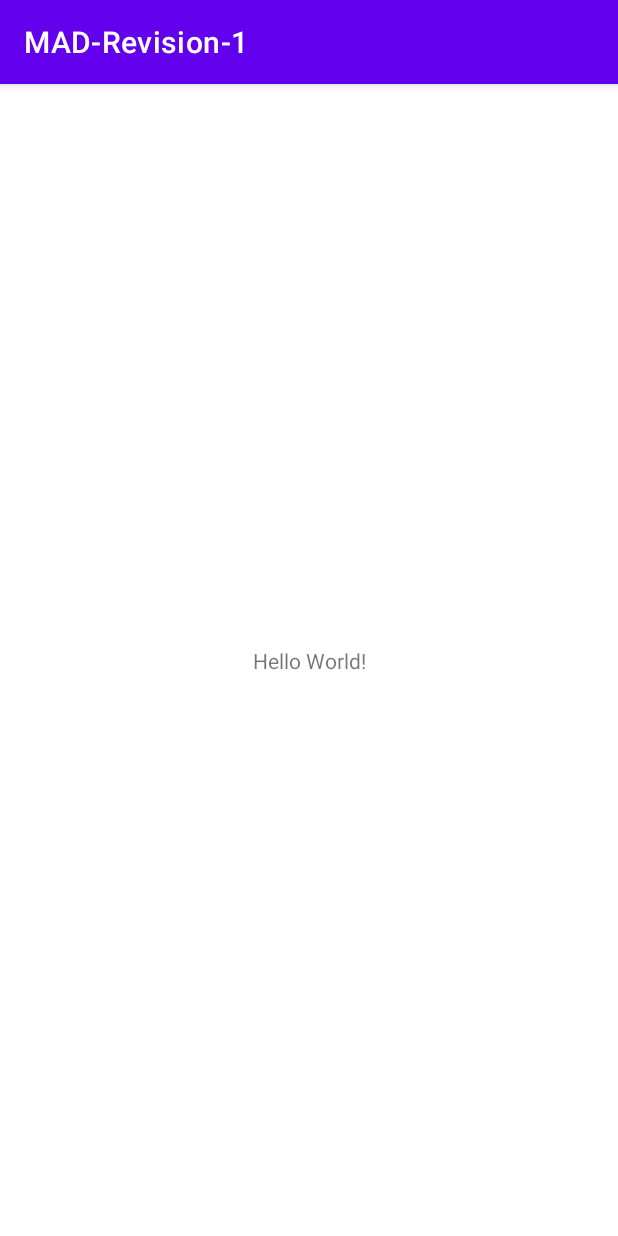
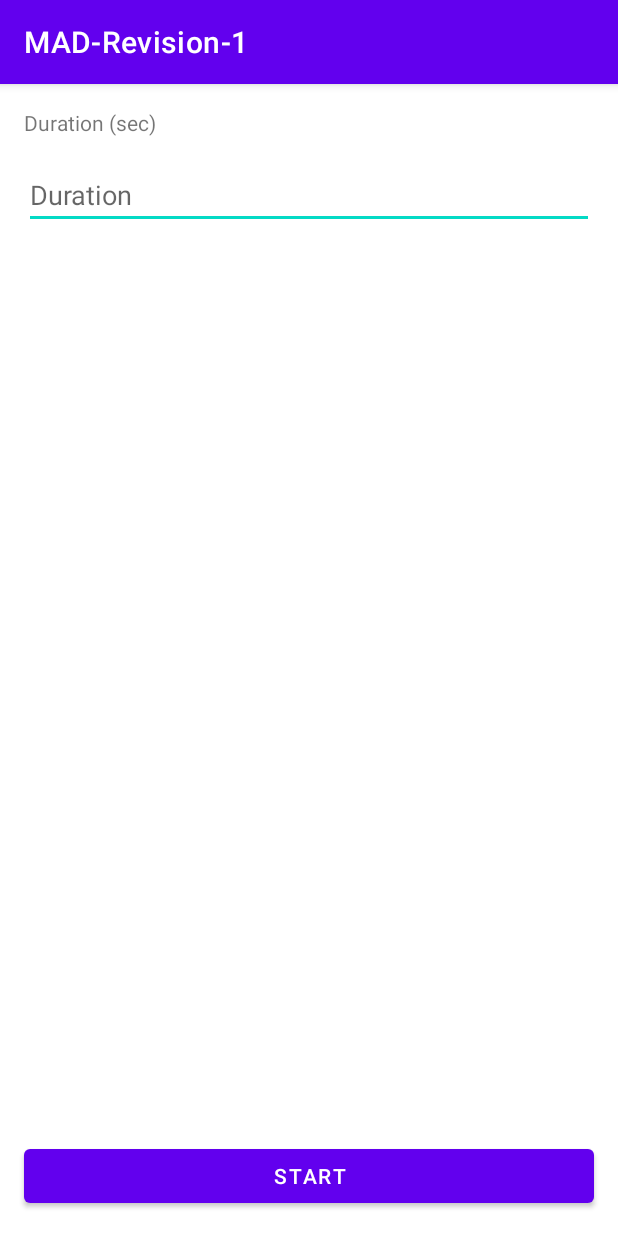
Before and after one commit to benwoo1110/MAD-Revision-1, an Android app: the screen it shows after launch (MainActivity), on a phone screen of 412 x 824 dp. Run offline under Robolectric (Android 15) with nearby library versions, the phone set to English and light mode, and no system bars.

Commit message:
Add project code.

```diff
--- a/app/src/main/AndroidManifest.xml
+++ b/app/src/main/AndroidManifest.xml
@@ -8,7 +8,9 @@
         android:label="@string/app_name"
         android:roundIcon="@mipmap/ic_launcher_round"
         android:supportsRtl="true"
-        android:theme="@style/Theme.MADRevision1">
+        android:theme="@style/Theme.MADRevision1"
+        android:screenOrientation="sensor">
+        <activity android:name=".TimeActivity"></activity>
         <activity android:name=".MainActivity">
             <intent-filter>
                 <action android:name="android.intent.action.MAIN" />
--- a/app/src/main/java/sg/edu/np/mad/revision/MainActivity.java
+++ b/app/src/main/java/sg/edu/np/mad/revision/MainActivity.java
@@ -2,13 +2,40 @@ package sg.edu.np.mad.revision;
 
 import androidx.appcompat.app.AppCompatActivity;
 
+import android.content.Intent;
 import android.os.Bundle;
+import android.view.View;
+import android.widget.Button;
+import android.widget.EditText;
+import android.widget.Toast;
 
 public class MainActivity extends AppCompatActivity {
+
+    public static final String DURATION_KEY = "sg.edu.np.mad.revision.MainActivity.duration";
 
     @Override
     protected void onCreate(Bundle savedInstanceState) {
         super.onCreate(savedInstanceState);
         setContentView(R.layout.activity_main);
+
+        EditText durationText = findViewById(R.id.editTextDuration);
+        Button startButton = findViewById(R.id.buttonStart);
+
+        startButton.setOnClickListener(v -> {
+            int duration;
+            try {
+                duration = Integer.parseInt(durationText.getText().toString());
+            } catch (NumberFormatException e) {
+                Toast.makeText(MainActivity.this, "Duration not a valid number!", Toast.LENGTH_SHORT).show();
+                return;
+            }
+            if (duration < 0) {
+                Toast.makeText(MainActivity.this, "Duration must be a positive number!", Toast.LENGTH_SHORT).show();
+                return;
+            }
+            Intent intent = new Intent(MainActivity.this, TimeActivity.class);
+            intent.putExtra(DURATION_KEY, duration);
+            startActivity(intent);
+        });
     }
 }
--- a/app/src/main/res/layout/activity_main.xml
+++ b/app/src/main/res/layout/activity_main.xml
@@ -6,13 +6,57 @@
     android:layout_height="match_parent"
     tools:context=".MainActivity">
 
-    <TextView
-        android:layout_width="wrap_content"
-        android:layout_height="wrap_content"
-        android:text="Hello World!"
-        app:layout_constraintBottom_toBottomOf="parent"
-        app:layout_constraintLeft_toLeftOf="parent"
-        app:layout_constraintRight_toRightOf="parent"
-        app:layout_constraintTop_toTopOf="parent" />
+    <ScrollView
+        android:layout_width="match_parent"
+        android:layout_height="match_parent">
+
+        <LinearLayout
+            android:layout_width="match_parent"
+            android:layout_height="wrap_content"
+            android:orientation="vertical" />
+    </ScrollView>
+
+    <androidx.constraintlayout.widget.ConstraintLayout
+        android:layout_width="match_parent"
+        android:layout_height="match_parent">
+
+        <Button
+            android:id="@+id/buttonStart"
+            android:layout_width="0dp"
+            android:layout_height="wrap_content"
+            android:layout_marginStart="16dp"
+            android:layout_marginEnd="16dp"
+            android:layout_marginBottom="16dp"
+            android:text="Start"
+            app:layout_constraintBottom_toBottomOf="parent"
+            app:layout_constraintEnd_toEndOf="parent"
+            app:layout_constraintStart_toStartOf="parent" />
+
+        <EditText
+            android:id="@+id/editTextDuration"
+            android:layout_width="0dp"
+            android:layout_height="wrap_content"
+            android:layout_marginStart="16dp"
+            android:layout_marginTop="16dp"
+            android:layout_marginEnd="16dp"
+            android:ems="10"
+            android:hint="Duration"
+            android:inputType="number"
+            app:layout_constraintEnd_toEndOf="parent"
+            app:layout_constraintStart_toStartOf="parent"
+            app:layout_constraintTop_toBottomOf="@+id/textView" />
+
+        <TextView
+            android:id="@+id/textView"
+            android:layout_width="0dp"
+            android:layout_height="wrap_content"
+            android:layout_marginStart="16dp"
+            android:layout_marginTop="16dp"
+            android:layout_marginEnd="16dp"
+            android:text="Duration (sec)"
+            app:layout_constraintEnd_toEndOf="parent"
+            app:layout_constraintStart_toStartOf="parent"
+            app:layout_constraintTop_toTopOf="parent" />
+    </androidx.constraintlayout.widget.ConstraintLayout>
 
 </androidx.constraintlayout.widget.ConstraintLayout>
```
Also changed, not shown: app/src/main/java/sg/edu/np/mad/revision/Player.java (added, +17 -0 lines), app/src/main/java/sg/edu/np/mad/revision/TimeActivity.java (added, +80 -0 lines), app/src/main/res/layout/activity_time.xml (added, +90 -0 lines), 1 other file.
